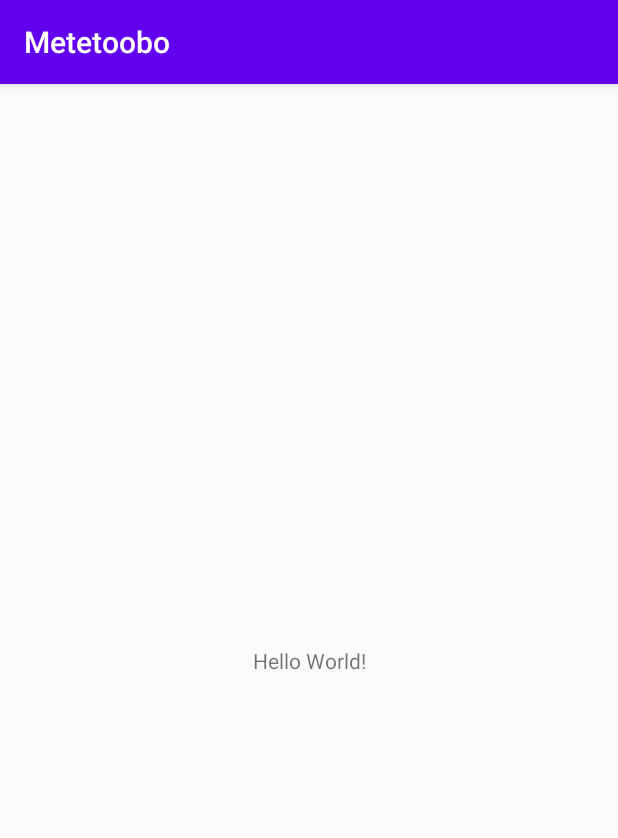
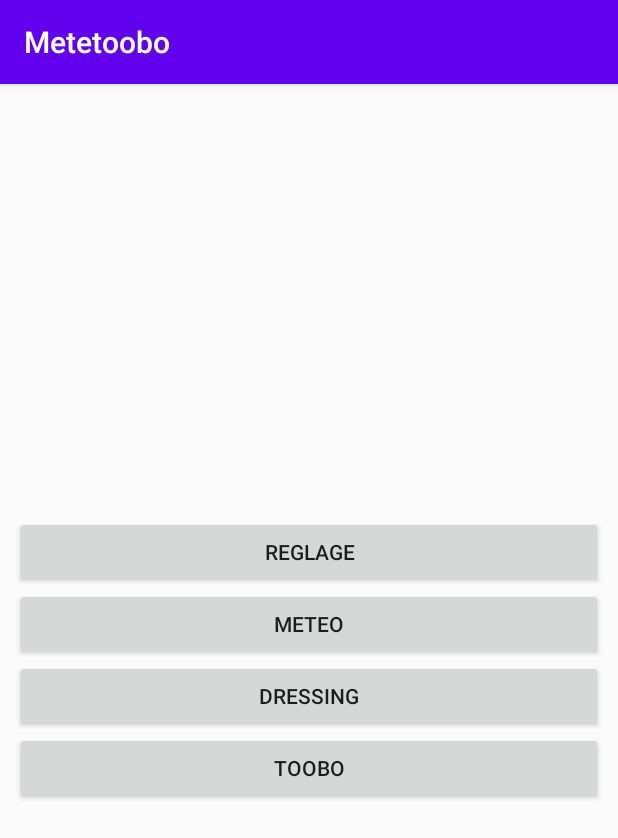
Before and after one commit to LorenzoBOIARDI/MetetooboApp, an Android app: the screen it shows after launch (MainActivity), on a phone screen of 412 x 824 dp. Shown: the top 838 px of the screen. Run offline under Robolectric (Android 15) with nearby library versions, the phone set to English and light mode, and no system bars.

Commit message:
Ajout bouton sur page d'accueil

```diff
--- a/app/src/main/res/layout/activity_main.xml
+++ b/app/src/main/res/layout/activity_main.xml
@@ -1,18 +1,41 @@
 <?xml version="1.0" encoding="utf-8"?>
-<android.support.constraint.ConstraintLayout xmlns:android="http://schemas.android.com/apk/res/android"
-    xmlns:app="http://schemas.android.com/apk/res-auto"
+
+<LinearLayout
+    xmlns:android="http://schemas.android.com/apk/res/android"
     xmlns:tools="http://schemas.android.com/tools"
+    android:id="@+id/activity_main"
     android:layout_width="match_parent"
     android:layout_height="match_parent"
+    android:gravity="center"
+    android:orientation="vertical"
+    android:padding="10dp"
     tools:context=".MainActivity">
 
-    <TextView
-        android:layout_width="wrap_content"
+    <Button
+        android:id="@+id/activity_btn_reglage"
+        android:layout_width="match_parent"
         android:layout_height="wrap_content"
-        android:text="Hello World!"
-        app:layout_constraintBottom_toBottomOf="parent"
-        app:layout_constraintEnd_toEndOf="parent"
-        app:layout_constraintStart_toStartOf="parent"
-        app:layout_constraintTop_toTopOf="parent" />
+        android:layout_gravity="center_horizontal"
+        android:text="REGLAGE"/>
 
-</android.support.constraint.ConstraintLayout>
+    <Button
+        android:id="@+id/activity_btn_meteo"
+        android:layout_width="match_parent"
+        android:layout_height="wrap_content"
+        android:layout_gravity="center_horizontal"
+        android:text="METEO"/>
+
+    <Button
+        android:id="@+id/activity_btn_dressing"
+        android:layout_width="match_parent"
+        android:layout_height="wrap_content"
+        android:layout_gravity="center_horizontal"
+        android:text="DRESSING"/>
+
+    <Button
+        android:id="@+id/activity_btn_toobo"
+        android:layout_width="match_parent"
+        android:layout_height="wrap_content"
+        android:layout_gravity="center_horizontal"
+        android:text="TOOBO"/>
+</LinearLayout>
```
